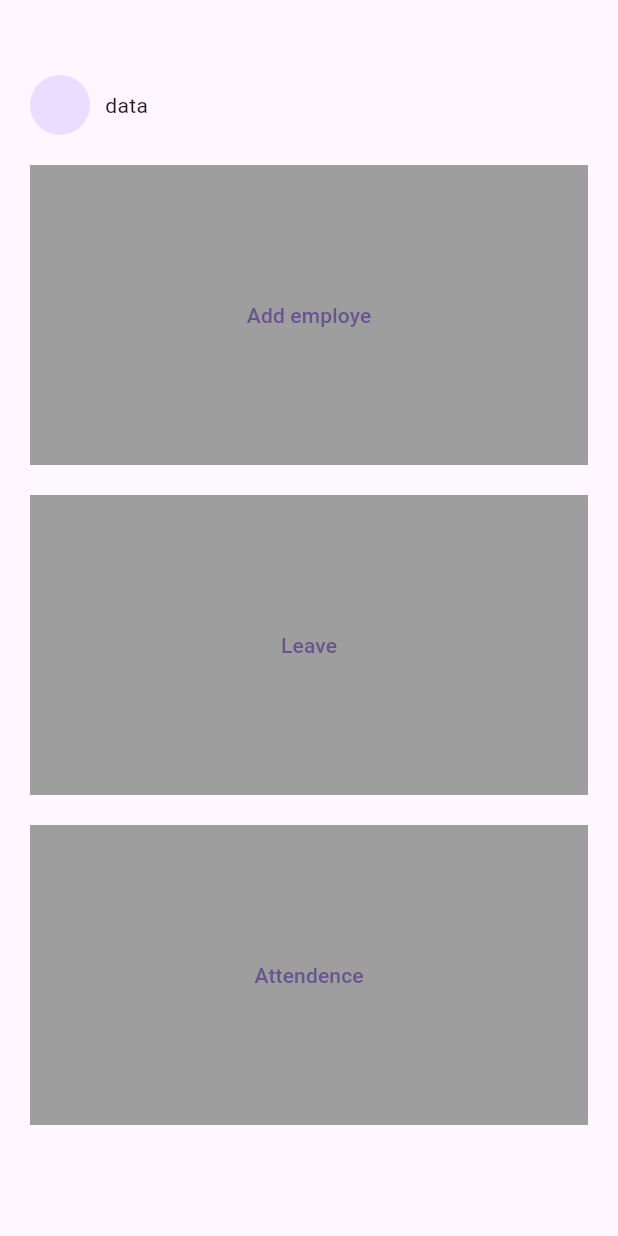
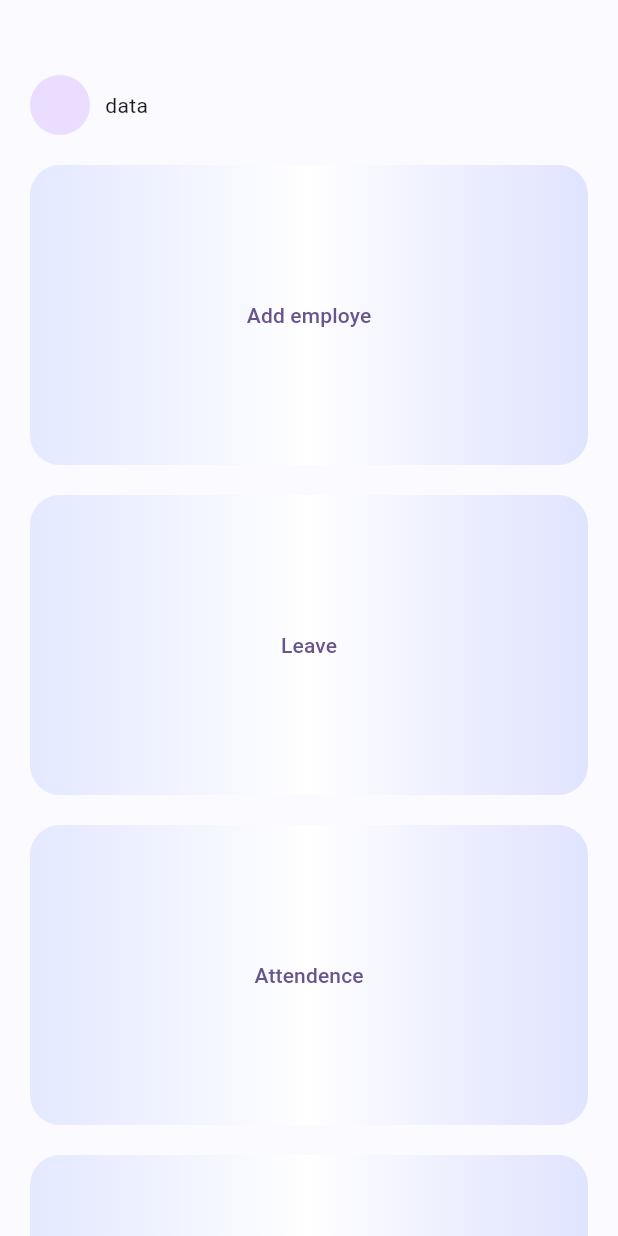
Before and after one commit to epashiq/hrm-project, a Flutter app: the HomePage screen opened directly, on a phone screen of 412 x 824 dp. Run offline on Flutter 3.47's test engine with Material 3 defaults, Android fonts, the phone set to English and light mode, and no system bars; our stand-ins replace cloud_firestore, firebase_auth, firebase_core, firebase_storage, flutter_riverpod, freezed_annotation and 1 more; missing offline and left inert: country_state_city_pro; accounts and stored records are empty.

Commit message:
Update various files: add_employee_provider.dart, main.dart, pages, widgets, platform-specific files, pubspec.yaml

```diff
--- a/lib/main.dart
+++ b/lib/main.dart
@@ -4,9 +4,7 @@ import 'package:hrm_project/controller/provider/add_employee_provider.dart';
 import 'package:hrm_project/controller/provider/apply_leave_provider.dart';
 import 'package:hrm_project/controller/provider/auth_provider.dart';
 import 'package:hrm_project/firebase_options.dart';
-import 'package:hrm_project/view/pages/add_holiday_page.dart';
-import 'package:hrm_project/view/pages/apply_leave_page.dart';
-import 'package:hrm_project/view/pages/attendence_page.dart';
+import 'package:hrm_project/view/pages/home_page.dart';
 import 'package:provider/provider.dart';
 
 Future<void> main() async {
@@ -44,7 +42,7 @@ class MyApp extends StatelessWidget {
           colorScheme: ColorScheme.fromSeed(seedColor: Colors.deepPurple),
           useMaterial3: true,
         ),
-        home: const AttendencePage(),
+        home: const HomePage(),
       ),
     );
   }
--- a/lib/view/pages/employee_details_page.dart
+++ b/lib/view/pages/employee_details_page.dart
@@ -47,6 +47,11 @@ class EmployeeDetailsPage extends StatelessWidget {
                       child: Column(
                         crossAxisAlignment: CrossAxisAlignment.start,
                         children: [
+                          const Center(
+                            child: CircleAvatar(
+                              radius: 50,
+                            ),
+                          ),
                           Text(
                             'Name: ${data['name'] ?? 'N/A'}',
                             style: const TextStyle(
--- a/lib/view/pages/home_page.dart
+++ b/lib/view/pages/home_page.dart
@@ -1,5 +1,8 @@
 import 'package:flutter/material.dart';
 import 'package:hrm_project/view/pages/add_employee_page.dart';
+import 'package:hrm_project/view/pages/add_holiday_page.dart';
+import 'package:hrm_project/view/pages/apply_leave_page.dart';
+import 'package:hrm_project/view/pages/attendence_page.dart';
 import 'package:hrm_project/view/widgets/card_widget.dart';
 
 class HomePage extends StatefulWidget {
@@ -13,7 +16,9 @@ class _HomePageState extends State<HomePage> {
   @override
   Widget build(BuildContext context) {
     return Scaffold(
-      body: Padding(
+      backgroundColor: const Color(0XFFfafafaff),
+      body: SingleChildScrollView(
+        child: Padding(
           padding: const EdgeInsets.all(20),
           child: Column(
             children: [
@@ -46,12 +51,41 @@ class _HomePageState extends State<HomePage> {
               const SizedBox(
                 height: 20,
               ),
-            CardWidget(buttonText: 'Leave', ontap: () {}),
+              CardWidget(
+                  buttonText: 'Leave',
+                  ontap: () {
+                    Navigator.push(
+                        context,
+                        MaterialPageRoute(
+                          builder: (context) => const ApplyLeavePage(),
+                        ));
+                  }),
               const SizedBox(
                 height: 20,
               ),
-            CardWidget(buttonText: 'Attendence', ontap: () {}),
+              CardWidget(
+                  buttonText: 'Attendence',
+                  ontap: () {
+                    Navigator.push(
+                        context,
+                        MaterialPageRoute(
+                          builder: (context) => const AttendencePage(),
+                        ));
+                  }),
+              const SizedBox(
+                height: 20,
+              ),
+              CardWidget(
+                  buttonText: 'Add Public Holiday',
+                  ontap: () {
+                    Navigator.push(
+                        context,
+                        MaterialPageRoute(
+                          builder: (context) => const AddHolidayPage(),
+                        ));
+                  }),
             ],
+          ),
         ),
       ),
     );
--- a/lib/view/pages/sign_up_page.dart
+++ b/lib/view/pages/sign_up_page.dart
@@ -19,7 +19,7 @@ class SignUpPage extends StatelessWidget {
     AuthProvider authProvider = Provider.of(context);
 
     return Scaffold(
-      backgroundColor: Color(0XFFfafafaff),
+      backgroundColor: const Color(0XFFfafafaff),
       body: Padding(
         padding: const EdgeInsets.all(20),
         child: Column(
@@ -45,7 +45,7 @@ class SignUpPage extends StatelessWidget {
               child: TextFormField(
                 controller: emailController,
                 decoration: InputDecoration(
-                    prefixIcon: Icon(Icons.mail),
+                    prefixIcon: const Icon(Icons.mail),
                     filled: true,
                     fillColor: const Color(0XFFffffffff),
                     hintText: 'email',
--- a/lib/view/widgets/card_widget.dart
+++ b/lib/view/widgets/card_widget.dart
@@ -3,15 +3,23 @@ import 'package:flutter/material.dart';
 class CardWidget extends StatelessWidget {
   final String buttonText;
   final void Function() ontap;
-  const CardWidget({super.key,required this.buttonText,required this.ontap});
+  const CardWidget({super.key, required this.buttonText, required this.ontap});
 
   @override
   Widget build(BuildContext context) {
     return Container(
+      decoration: BoxDecoration(
+        boxShadow: [],
+        gradient: const LinearGradient(colors: [
+          Color(0XFFe2e1e6ff),
+          Color(0XFFffffffff),
+          Color(0XFFdddce0ff),
+        ]),
+        borderRadius: BorderRadius.circular(20),
+      ),
       height: 200,
       width: MediaQuery.sizeOf(context).width,
-      color: Colors.grey,
-      child: TextButton(onPressed: ontap, child:  Text(buttonText)),
+      child: TextButton(onPressed: ontap, child: Text(buttonText)),
     );
   }
 }
--- a/pubspec.yaml
+++ b/pubspec.yaml
@@ -45,6 +45,9 @@ dependencies:
   provider: ^6.1.2
   freezed_annotation: ^2.4.2
   json_annotation: ^4.9.0
+  firebase_storage: ^12.1.0
+  path: ^1.9.0
+  image_picker: ^1.1.2
 
 dev_dependencies:
   flutter_test:
```
Also changed, not shown: lib/controller/provider/add_employee_provider.dart (+100 -143 lines), lib/view/pages/add_employee_page.dart (+15 -2 lines), pubspec.lock, 5 other files. Lines whose indentation alone changed are shown as unchanged.
